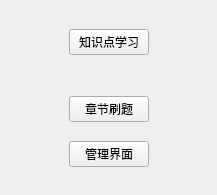
Above: ui/widgettype.ui from JackeyLea/CPS before the change. Below: the same form after it.
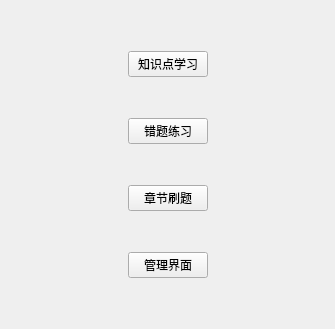
That is the form after the change.

Commit message: 添加错题刷题功能

```diff
--- a/ui/widgettype.ui
+++ b/ui/widgettype.ui
@@ -6,14 +6,29 @@
    <rect>
     <x>0</x>
     <y>0</y>
-    <width>217</width>
-    <height>195</height>
+    <width>335</width>
+    <height>329</height>
    </rect>
   </property>
   <property name="windowTitle">
    <string>模式选择</string>
   </property>
   <layout class="QGridLayout" name="gridLayout">
+   <property name="leftMargin">
+    <number>1</number>
+   </property>
+   <property name="topMargin">
+    <number>1</number>
+   </property>
+   <property name="rightMargin">
+    <number>1</number>
+   </property>
+   <property name="bottomMargin">
+    <number>1</number>
+   </property>
+   <property name="spacing">
+    <number>1</number>
+   </property>
    <item row="0" column="1">
     <spacer name="verticalSpacer_2">
      <property name="orientation">
@@ -52,6 +67,26 @@
        </property>
       </widget>
      </item>
+     <item>
+      <spacer name="spacerVBtn">
+       <property name="orientation">
+        <enum>Qt::Vertical</enum>
+       </property>
+       <property name="sizeHint" stdset="0">
+        <size>
+         <width>20</width>
+         <height>40</height>
+        </size>
+       </property>
+      </spacer>
+     </item>
+     <item>
+      <widget class="QPushButton" name="btnWrong">
+       <property name="text">
+        <string>错题练习</string>
+       </property>
+      </widget>
+     </item>
      <item>
       <spacer name="spacerVBtn2">
        <property name="orientation">
@@ -73,14 +108,14 @@
       </widget>
      </item>
      <item>
-      <spacer name="spacerVBtn">
+      <spacer name="spacerVBtn3">
        <property name="orientation">
         <enum>Qt::Vertical</enum>
        </property>
        <property name="sizeHint" stdset="0">
         <size>
          <width>20</width>
-         <height>18</height>
+         <height>40</height>
         </size>
        </property>
       </spacer>
```
Left out of the diff: 10 changed lines with no effect on the pictures. The commit also changes 7 other files.
